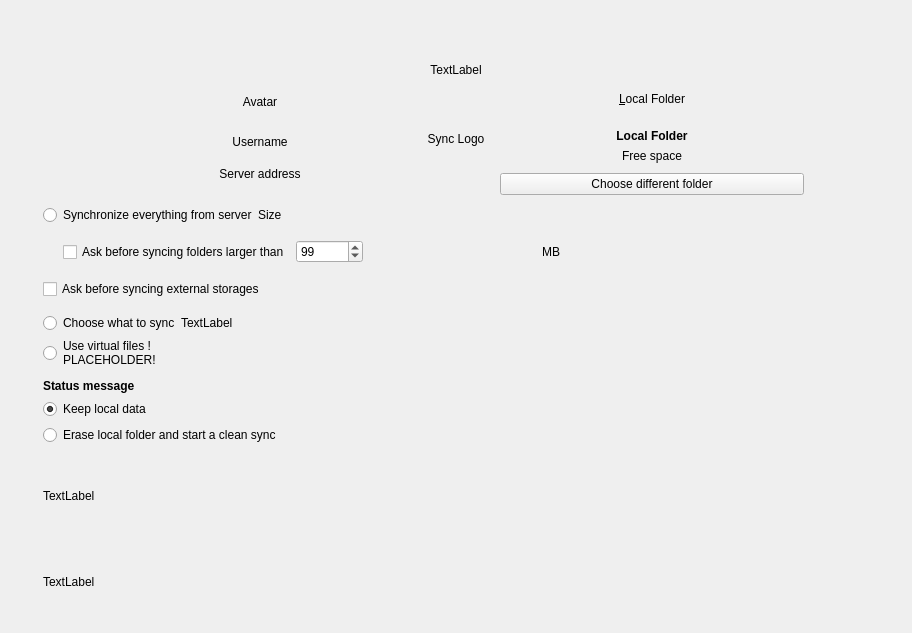
The window that src/gui/wizard/owncloudadvancedsetuppage.ui (IONOS-Productivity/nc-desktop) describes before a commit, drawn with Qt 5.
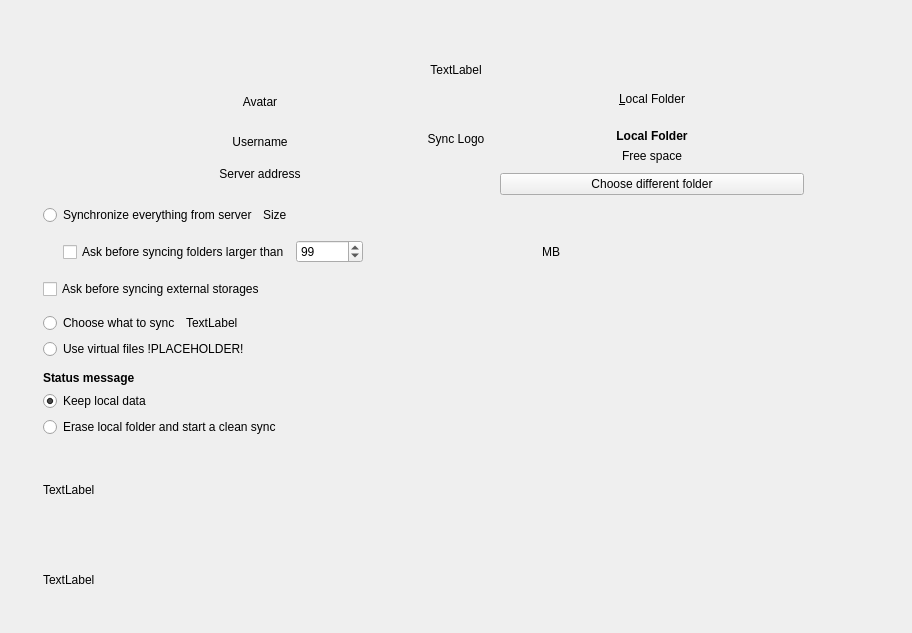
The same window after the commit.

Commit message:
Revert "[SES-131][SES-176] moved texts from radio buttons into dedicated labels"
This reverts commit 95f83e8aa6d1f70cb3f4102bab21fe69922597cc.

What changed in the file:
```diff
--- a/src/gui/wizard/owncloudadvancedsetuppage.ui
+++ b/src/gui/wizard/owncloudadvancedsetuppage.ui
@@ -377,18 +377,11 @@
             </sizepolicy>
            </property>
            <property name="text">
-            <string/>
-           </property>
-           <property name="checked">
-            <bool>true</bool>
-           </property>
-          </widget>
-         </item>
-         <item>
-          <widget class="QLabel" name="SyncEverythingLabel">
-           <property name="text">
             <string>Synchronize everything from server</string>
            </property>
+           <property name="checked">
+            <bool>true</bool>
+           </property>
           </widget>
          </item>
          <item>
@@ -514,21 +507,14 @@
              <verstretch>0</verstretch>
             </sizepolicy>
            </property>
-           <property name="text">
-            <string/>
-           </property>
+            <property name="text">
+             <string>Choose what to sync</string>
+            </property>
            <property name="checkable">
             <bool>false</bool>
            </property>
           </widget>
          </item>
-         <item>
-          <widget class="QLabel" name="selectiveSyncLabel">
-           <property name="text">
-            <string>Choose what to sync</string>
-           </property>
-          </widget>
-         </item>
          <item>
           <widget class="QLabel" name="lSelectiveSyncSizeLabel">
            <property name="text">
@@ -564,27 +550,14 @@
              <verstretch>0</verstretch>
             </sizepolicy>
            </property>
-           <property name="text">
-            <string notr="true"/>
-           </property>
+            <property name="text">
+                <string notr="true">Use virtual files !PLACEHOLDER!</string>
+            </property>
            <property name="checkable">
             <bool>false</bool>
            </property>
           </widget>
          </item>
-         <item>
-          <widget class="QLabel" name="virtualFilesLabel">
-           <property name="text">
-            <string>Use virtual files !PLACEHOLDER!</string>
-           </property>
-           <property name="alignment">
-            <set>Qt::AlignLeading|Qt::AlignLeft|Qt::AlignVCenter</set>
-           </property>
-           <property name="wordWrap">
-            <bool>true</bool>
-           </property>
-          </widget>
-         </item>
          <item>
           <spacer name="horizontalSpacer_5">
            <property name="orientation">
```
The commit also changes 1 other file.
